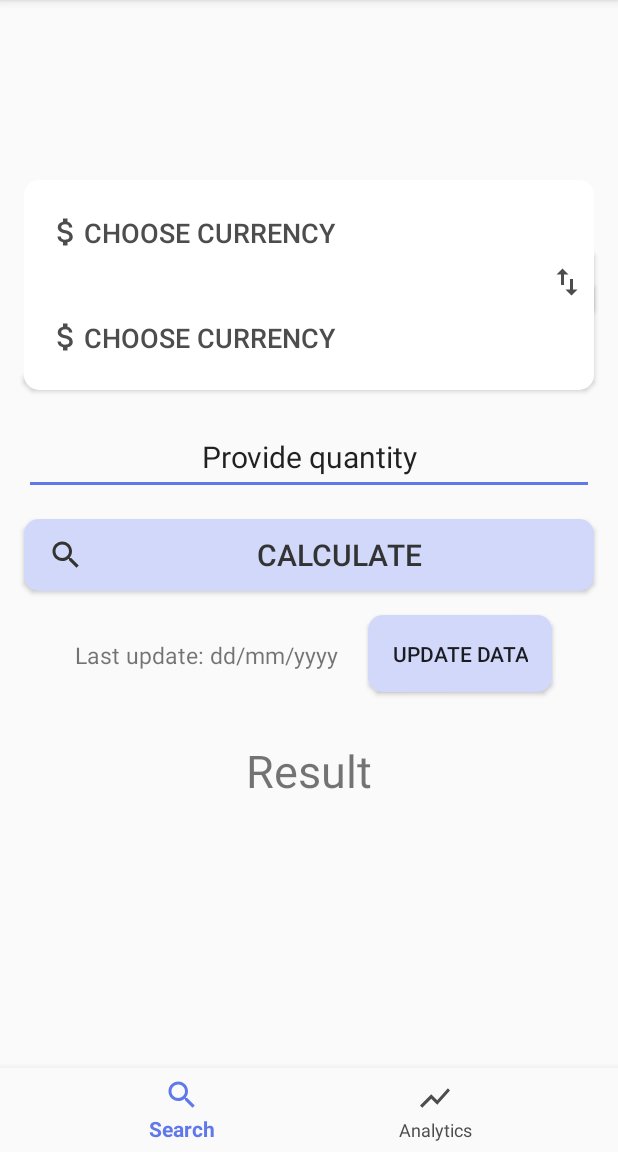
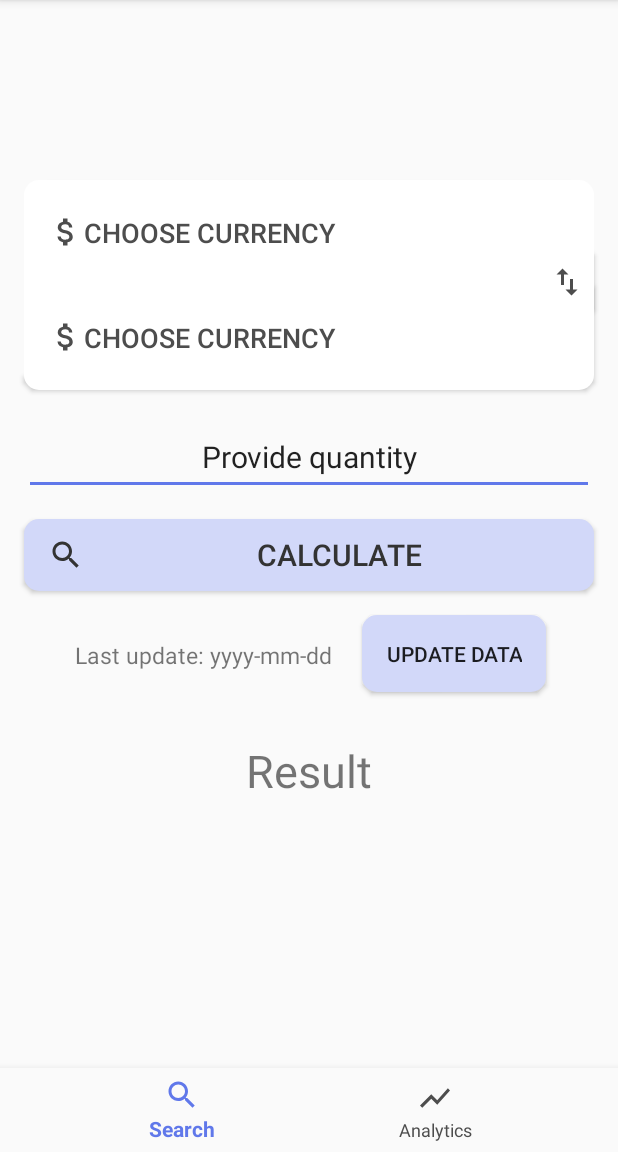
Before and after one commit to przemyslawstrojny/PM-CurrencyCalculator, an Android app: the screen it shows after launch (MainActivity), on a phone screen of 412 x 824 dp, the part 84-1236 px from its top. Run offline under Robolectric (Android 15) with nearby library versions, the phone set to English and light mode, and no system bars.

Commit message:
Change date

```diff
--- a/app/src/main/res/layout-land/fragment_currency_calculator.xml
+++ b/app/src/main/res/layout-land/fragment_currency_calculator.xml
@@ -76,7 +76,7 @@
             android:id="@+id/text_last_update"
             android:layout_width="wrap_content"
             android:layout_height="wrap_content"
-            android:text="Last update: dd/mm/yyyy"
+            android:text="Last update: yyyy-mm-dd"
             android:textSize="10sp"
             android:layout_marginTop="16dp"
             android:layout_marginLeft="200dp"
--- a/app/src/main/res/layout/fragment_currency_calculator.xml
+++ b/app/src/main/res/layout/fragment_currency_calculator.xml
@@ -70,7 +70,7 @@
             android:id="@+id/text_last_update"
             android:layout_width="wrap_content"
             android:layout_height="wrap_content"
-            android:text="Last update: dd/mm/yyyy"
+            android:text="Last update: yyyy-mm-dd"
             android:textSize="15sp"
             android:layout_marginTop="16dp"
             android:layout_marginLeft="50dp"
```
